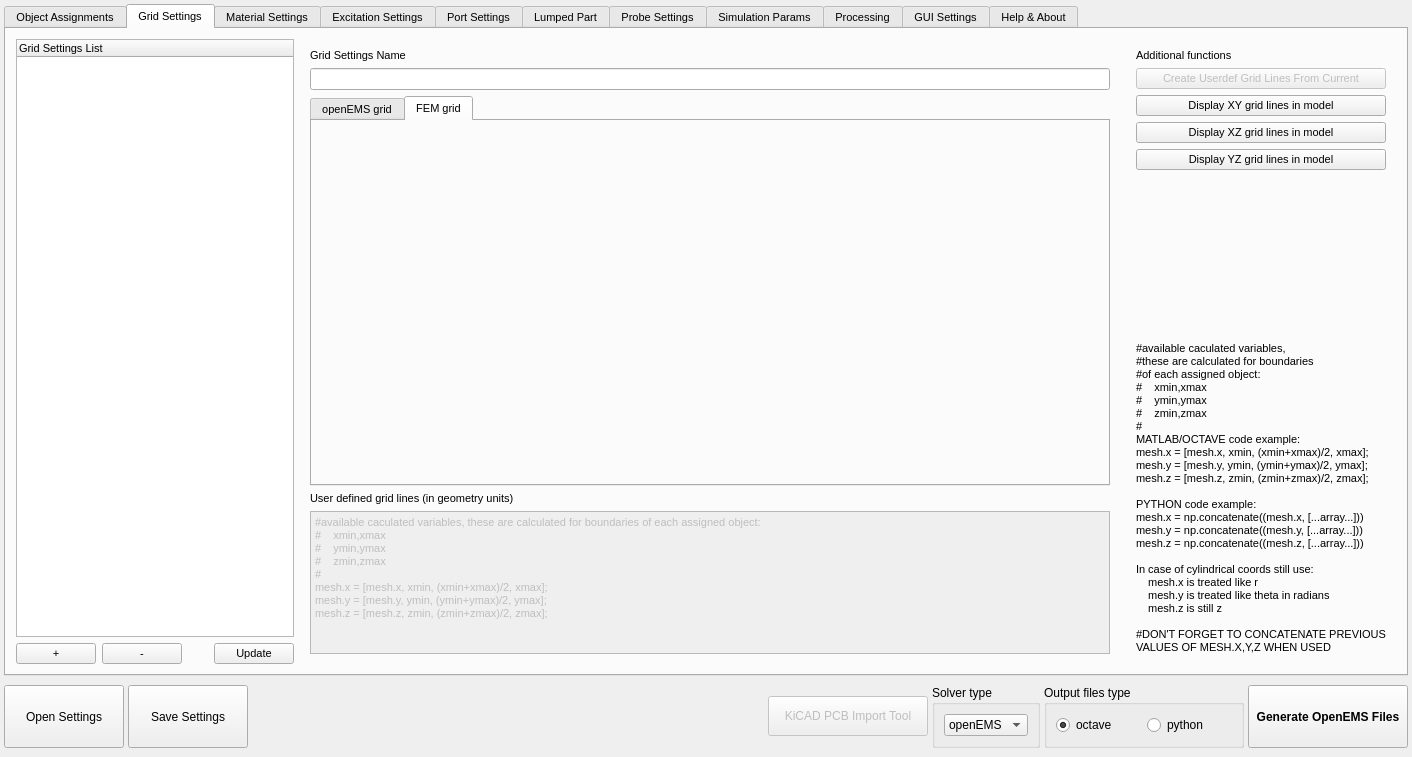
Old version of the form ui/dialog_OpenEMS_Simulation_Creator.ui in the repository LubomirJagos42/FreeCAD-OpenEMS-Export.
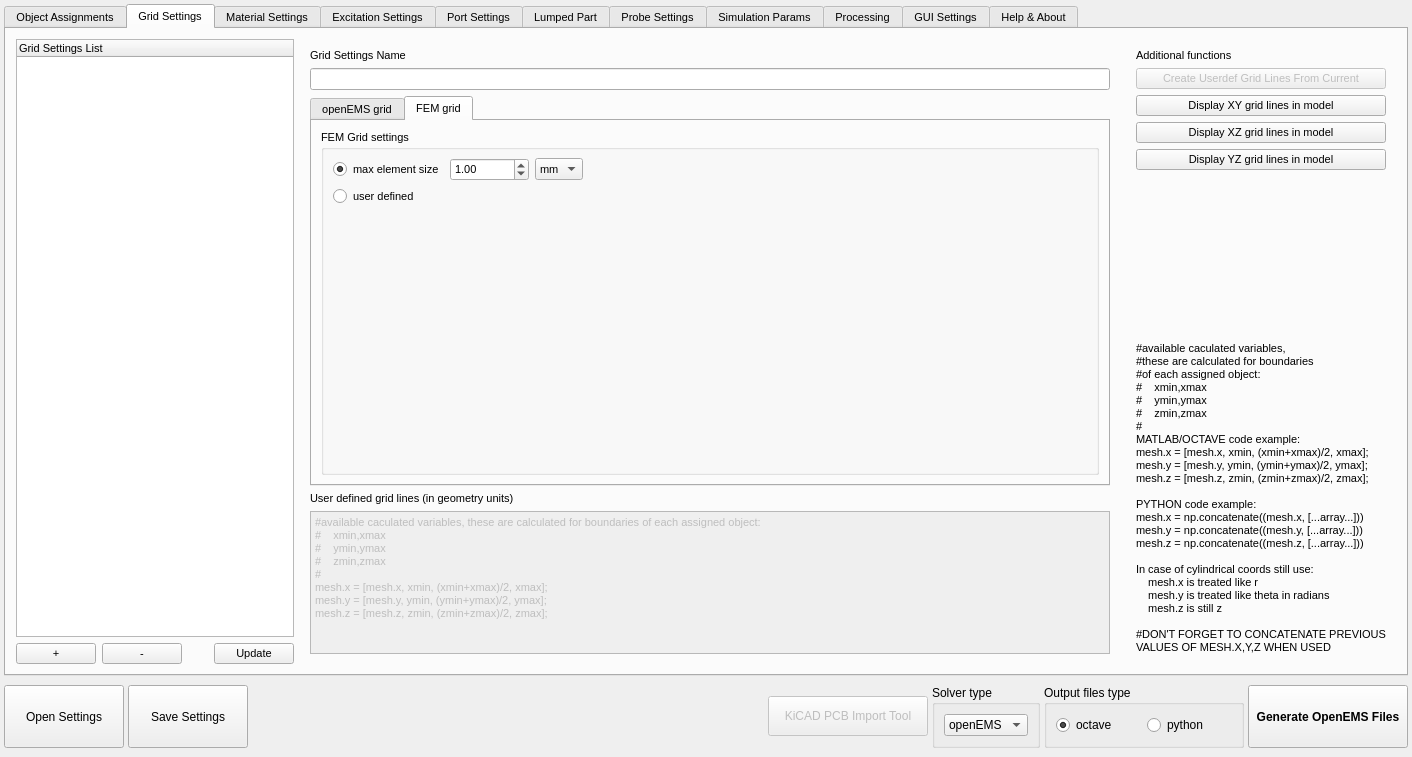
New version of the form. The open tabs and pages were chosen to show the change.

```diff
--- a/ui/dialog_OpenEMS_Simulation_Creator.ui
+++ b/ui/dialog_OpenEMS_Simulation_Creator.ui
@@ -1136,6 +1136,119 @@
                 <attribute name="title">
                  <string>FEM grid</string>
                 </attribute>
+                <layout class="QVBoxLayout" name="verticalLayout_40">
+                 <item>
+                  <widget class="QGroupBox" name="groupBox_9">
+                   <property name="title">
+                    <string>FEM Grid settings</string>
+                   </property>
+                   <layout class="QGridLayout" name="gridLayout_23">
+                    <item row="2" column="0">
+                     <spacer name="verticalSpacer_33">
+                      <property name="orientation">
+                       <enum>Qt::Orientation::Vertical</enum>
+                      </property>
+                      <property name="sizeHint" stdset="0">
+                       <size>
+                        <width>20</width>
+                        <height>40</height>
+                       </size>
+                      </property>
+                     </spacer>
+                    </item>
+                    <item row="0" column="0">
+                     <widget class="QRadioButton" name="femGridMaxElementSizeRadio">
+                      <property name="text">
+                       <string>max element size</string>
+                      </property>
+                      <property name="checkable">
+                       <bool>true</bool>
+                      </property>
+                      <property name="checked">
+                       <bool>true</bool>
+                      </property>
+                     </widget>
+                    </item>
+                    <item row="0" column="1">
+                     <widget class="QDoubleSpinBox" name="femGridMaxElementSizeValue">
+                      <property name="maximum">
+                       <double>10000000.000000000000000</double>
+                      </property>
+                      <property name="singleStep">
+                       <double>0.100000000000000</double>
+                      </property>
+                      <property name="value">
+                       <double>1.000000000000000</double>
+                      </property>
+                     </widget>
+                    </item>
+                    <item row="0" column="3">
+                     <spacer name="horizontalSpacer_51">
+                      <property name="orientation">
+                       <enum>Qt::Orientation::Horizontal</enum>
+                      </property>
+                      <property name="sizeHint" stdset="0">
+                       <size>
+                        <width>40</width>
+                        <height>20</height>
+                       </size>
+                      </property>
+                     </spacer>
+                    </item>
+                    <item row="0" column="2">
+                     <widget class="QComboBox" name="femGridMaxElementSizeUnits">
+                      <property name="currentIndex">
+                       <number>2</number>
+                      </property>
+                      <item>
+                       <property name="text">
+                        <string>m</string>
+                       </property>
+                      </item>
+                      <item>
+                       <property name="text">
+                        <string>cm</string>
+                       </property>
+                      </item>
+                      <item>
+                       <property name="text">
+                        <string>mm</string>
+                       </property>
+                      </item>
+                      <item>
+                       <property name="text">
+                        <string>um</string>
+                       </property>
+                      </item>
+                      <item>
+                       <property name="text">
+                        <string>nm</string>
+                       </property>
+                      </item>
+                      <item>
+                       <property name="text">
+                        <string>pm</string>
+                       </property>
+                      </item>
+                     </widget>
+                    </item>
+                    <item row="1" column="0">
+                     <widget class="QRadioButton" name="femGridUserDefinedRadio">
+                      <property name="text">
+                       <string>user defined</string>
+                      </property>
+                      <property name="checkable">
+                       <bool>true</bool>
+                      </property>
+                      <property name="checked">
+                       <bool>false</bool>
+                      </property>
+                     </widget>
+                    </item>
+                   </layout>
+                  </widget>
+                 </item>
+                </layout>
                </widget>
               </widget>
              </item>
```
